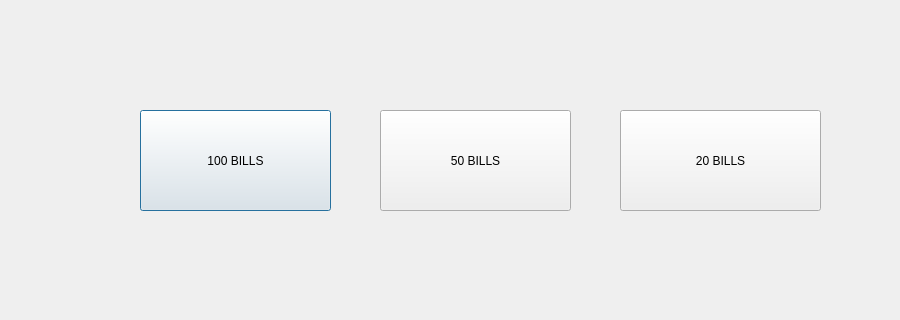
Qt form to_bills.ui (cavinpabua/Money-Changer-Machine) before a commit; both pictures show x 0 to 900 and y 100 to 420 of the 900 by 550 pixel window.
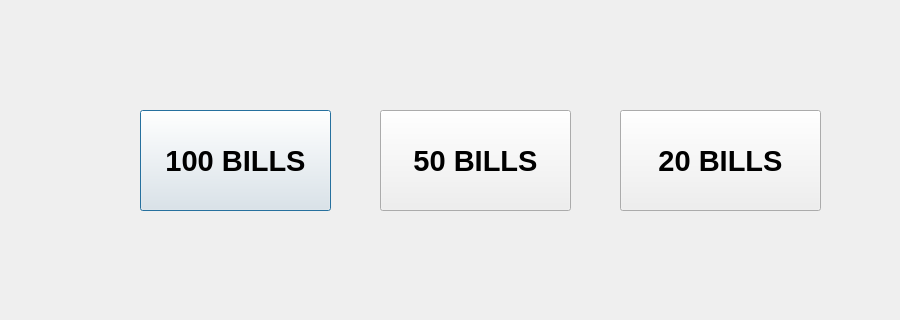
The same form after that commit.

Commit message: bigger font size

Diff of the .ui file:
```diff
--- a/to_bills.ui
+++ b/to_bills.ui
@@ -22,6 +22,12 @@
      <height>101</height>
     </rect>
    </property>
+   <property name="font">
+    <font>
+     <pointsize>22</pointsize>
+     <bold>true</bold>
+    </font>
+   </property>
    <property name="text">
     <string>100 BILLS</string>
    </property>
@@ -35,6 +41,12 @@
      <height>101</height>
     </rect>
    </property>
+   <property name="font">
+    <font>
+     <pointsize>22</pointsize>
+     <bold>true</bold>
+    </font>
+   </property>
    <property name="text">
     <string>50 BILLS</string>
    </property>
@@ -48,6 +60,12 @@
      <height>101</height>
     </rect>
    </property>
+   <property name="font">
+    <font>
+     <pointsize>22</pointsize>
+     <bold>true</bold>
+    </font>
+   </property>
    <property name="text">
     <string>20 BILLS</string>
    </property>
```
The commit also changes 2 other files.
